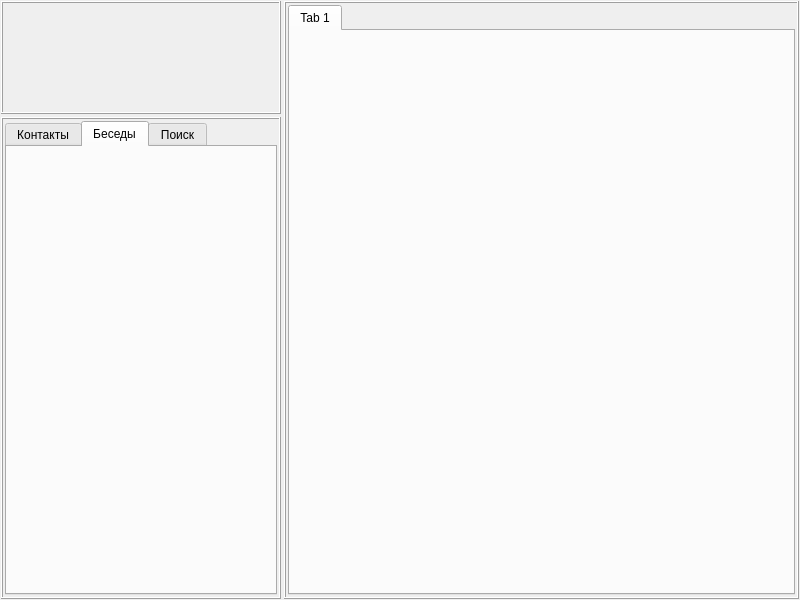
The window that MSG_Client/Frames/MainFrame.ui (KillerOfFriend/MSG) describes before a commit, drawn with Qt 5.
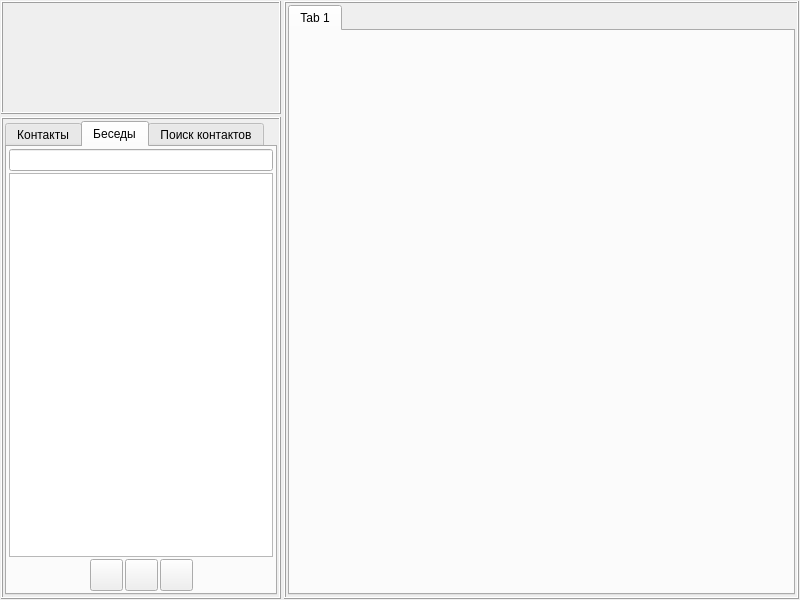
The same window after the commit. The open tabs and pages were chosen to show the change. Icons and pictures are not drawn. Custom widgets are drawn as their Qt base class.

What changed in the file:
```diff
--- a/MSG_Client/Frames/MainFrame.ui
+++ b/MSG_Client/Frames/MainFrame.ui
@@ -102,10 +102,114 @@
          <attribute name="title">
           <string>Беседы</string>
          </attribute>
+         <layout class="QVBoxLayout" name="verticalLayout_3">
+          <property name="spacing">
+           <number>2</number>
+          </property>
+          <property name="leftMargin">
+           <number>2</number>
+          </property>
+          <property name="topMargin">
+           <number>2</number>
+          </property>
+          <property name="rightMargin">
+           <number>2</number>
+          </property>
+          <property name="bottomMargin">
+           <number>2</number>
+          </property>
+          <item>
+           <widget class="QLineEdit" name="ChatFilterLineEdit"/>
+          </item>
+          <item>
+           <widget class="QListView" name="ChatListView"/>
+          </item>
+          <item>
+           <layout class="QHBoxLayout" name="horizontalLayout">
+            <item>
+             <spacer name="horizontalSpacer">
+              <property name="orientation">
+               <enum>Qt::Horizontal</enum>
+              </property>
+              <property name="sizeHint" stdset="0">
+               <size>
+                <width>40</width>
+                <height>20</height>
+               </size>
+              </property>
+             </spacer>
+            </item>
+            <item>
+             <widget class="QToolButton" name="btnAddChat">
+              <property name="text">
+               <string/>
+              </property>
+              <property name="icon">
+               <iconset resource="../clientres.qrc">
+                <normaloff>:/Resurse/UserViewDialog/Images/UserViewDialog/AddToContacts.png</normaloff>:/Resurse/UserViewDialog/Images/UserViewDialog/AddToContacts.png</iconset>
+              </property>
+              <property name="iconSize">
+               <size>
+                <width>25</width>
+                <height>25</height>
+               </size>
+              </property>
+             </widget>
+            </item>
+            <item>
+             <widget class="QToolButton" name="btnRemoveChat">
+              <property name="text">
+               <string/>
+              </property>
+              <property name="icon">
+               <iconset resource="../clientres.qrc">
+                <normaloff>:/Resurse/UserViewDialog/Images/UserViewDialog/RemoveFromContacts.png</normaloff>:/Resurse/UserViewDialog/Images/UserViewDialog/RemoveFromContacts.png</iconset>
+              </property>
+              <property name="iconSize">
+               <size>
+                <width>25</width>
+                <height>25</height>
+               </size>
+              </property>
+             </widget>
+            </item>
+            <item>
+             <widget class="QToolButton" name="btnOpenChat">
+              <property name="text">
+               <string/>
+              </property>
+              <property name="icon">
+               <iconset resource="../clientres.qrc">
+                <normaloff>:/Resurse/UserViewDialog/Images/UserViewDialog/SendMessage.png</normaloff>:/Resurse/UserViewDialog/Images/UserViewDialog/SendMessage.png</iconset>
+              </property>
+              <property name="iconSize">
+               <size>
+                <width>25</width>
+                <height>25</height>
+               </size>
+              </property>
+             </widget>
+            </item>
+            <item>
+             <spacer name="horizontalSpacer_2">
+              <property name="orientation">
+               <enum>Qt::Horizontal</enum>
+              </property>
+              <property name="sizeHint" stdset="0">
+               <size>
+                <width>40</width>
+                <height>20</height>
+               </size>
+              </property>
+             </spacer>
+            </item>
+           </layout>
+          </item>
+         </layout>
         </widget>
         <widget class="QWidget" name="ContactsFindTab">
          <attribute name="title">
-          <string>Поиск</string>
+          <string>Поиск контактов</string>
          </attribute>
          <layout class="QVBoxLayout" name="verticalLayout_2">
           <property name="spacing">
```
Left out of the diff: 4 changed lines with no effect on the pictures.
